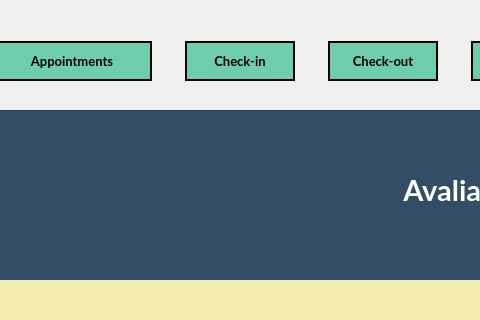
Qt form frontend/ui/checkIn.ui (mxrked/Medical-Office-Administration) before a commit; both pictures show x 154 to 634 and y 0 to 320 of the 1260 by 800 pixel window.
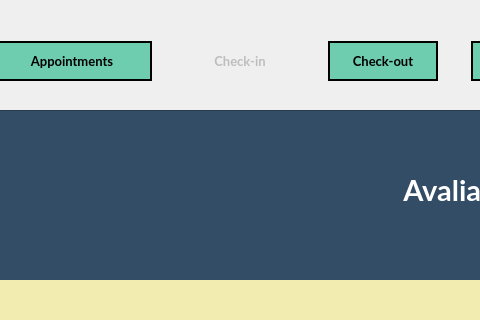
The same form after that commit. Icons and pictures are not drawn.

Commit message: Disabled main button to current window

```diff
--- a/frontend/ui/checkIn.ui
+++ b/frontend/ui/checkIn.ui
@@ -159,6 +159,9 @@
       </item>
       <item>
        <widget class="QPushButton" name="Nav_CheckinBtn">
+        <property name="enabled">
+         <bool>false</bool>
+        </property>
         <property name="minimumSize">
          <size>
           <width>110</width>
@@ -185,17 +188,15 @@
         <property name="styleSheet">
          <string notr="true">QPushButton {
 	border-image: none;
-	background-color: #6ECCAF;
-	color: black;
-	border: 2px solid black;
+	background-color: rgba(110, 204, 175, .2);
+	color: rgba(0, 0, 0, .2);
+	border: 2px solid rgba(0, 0, 0, .2);
 }
 
 QPushButton::hover {
 	background-color: rgb(139, 231, 100);
 	color: white;
-}
-
-</string>
+}</string>
         </property>
         <property name="text">
          <string>Check-in</string>
```
The commit also changes 2 other files.
